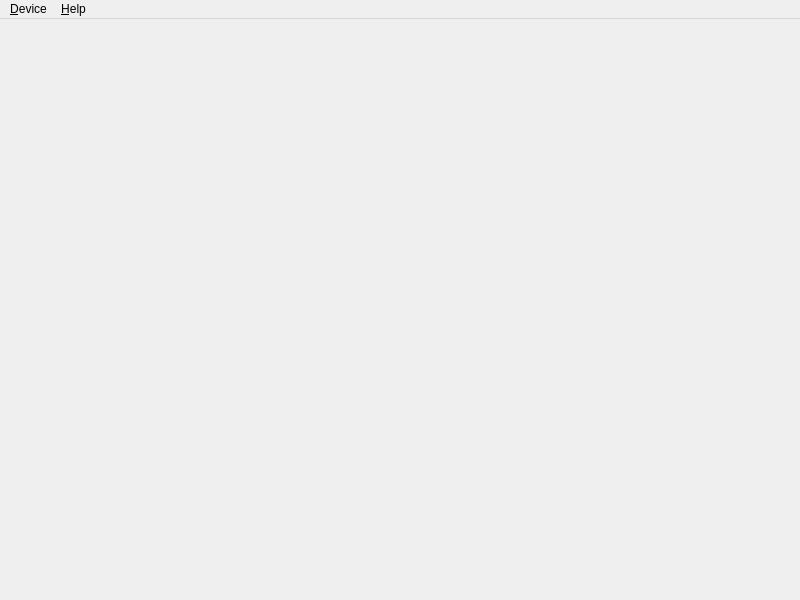
Qt form src/configuratorwindow.ui (bloguetronica/mcp2221-conf) before a commit.
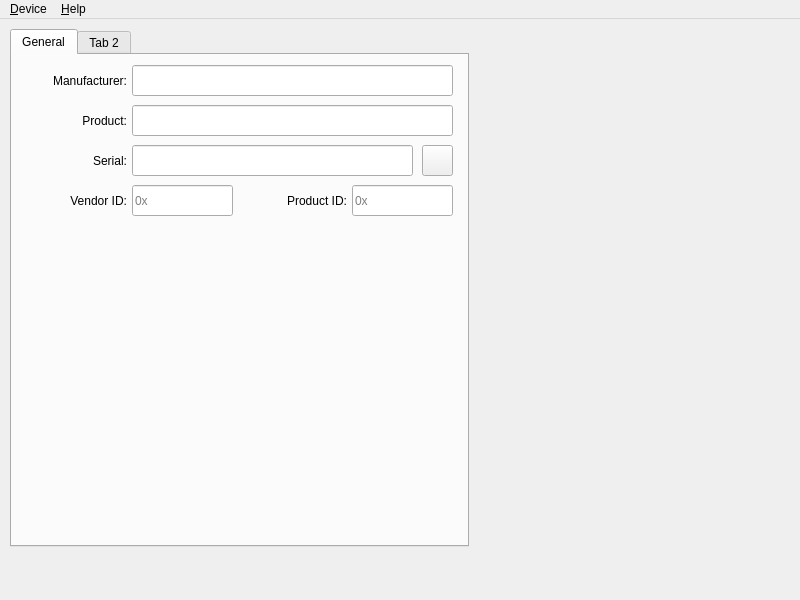
The same form after that commit. Icons and pictures are not drawn.

```diff
--- a/src/configuratorwindow.ui
+++ b/src/configuratorwindow.ui
@@ -27,7 +27,196 @@
   <property name="locale">
    <locale language="English" country="UnitedStates"/>
   </property>
-  <widget class="QWidget" name="centralWidget"/>
+  <widget class="QWidget" name="centralWidget">
+   <widget class="QTabWidget" name="tabWidget">
+    <property name="geometry">
+     <rect>
+      <x>10</x>
+      <y>10</y>
+      <width>459</width>
+      <height>518</height>
+     </rect>
+    </property>
+    <widget class="QWidget" name="tabGeneral">
+     <attribute name="title">
+      <string>General</string>
+     </attribute>
+     <widget class="QLabel" name="labelManufacturer">
+      <property name="geometry">
+       <rect>
+        <x>10</x>
+        <y>17</y>
+        <width>105</width>
+        <height>17</height>
+       </rect>
+      </property>
+      <property name="text">
+       <string>Manufacturer:</string>
+      </property>
+      <property name="alignment">
+       <set>Qt::AlignRight|Qt::AlignTrailing|Qt::AlignVCenter</set>
+      </property>
+     </widget>
+     <widget class="QLineEdit" name="lineEditManufacturer">
+      <property name="geometry">
+       <rect>
+        <x>120</x>
+        <y>10</y>
+        <width>321</width>
+        <height>31</height>
+       </rect>
+      </property>
+      <property name="maxLength">
+       <number>30</number>
+      </property>
+     </widget>
+     <widget class="QLabel" name="labelProduct">
+      <property name="geometry">
+       <rect>
+        <x>10</x>
+        <y>57</y>
+        <width>105</width>
+        <height>17</height>
+       </rect>
+      </property>
+      <property name="text">
+       <string>Product:</string>
+      </property>
+      <property name="alignment">
+       <set>Qt::AlignRight|Qt::AlignTrailing|Qt::AlignVCenter</set>
+      </property>
+     </widget>
+     <widget class="QLineEdit" name="lineEditProduct">
+      <property name="geometry">
+       <rect>
+        <x>120</x>
+        <y>50</y>
+        <width>321</width>
+        <height>31</height>
+       </rect>
+      </property>
+      <property name="maxLength">
+       <number>30</number>
+      </property>
+     </widget>
+     <widget class="QLabel" name="labelSerial">
+      <property name="geometry">
+       <rect>
+        <x>10</x>
+        <y>97</y>
+        <width>105</width>
+        <height>17</height>
+       </rect>
+      </property>
+      <property name="text">
+       <string>Serial:</string>
+      </property>
+      <property name="alignment">
+       <set>Qt::AlignRight|Qt::AlignTrailing|Qt::AlignVCenter</set>
+      </property>
+     </widget>
+     <widget class="QLineEdit" name="lineEditSerial">
+      <property name="geometry">
+       <rect>
+        <x>120</x>
+        <y>90</y>
+        <width>281</width>
+        <height>31</height>
+       </rect>
+      </property>
+      <property name="maxLength">
+       <number>30</number>
+      </property>
+     </widget>
+     <widget class="QPushButton" name="pushButtonGenerateSerial">
+      <property name="geometry">
+       <rect>
+        <x>410</x>
+        <y>90</y>
+        <width>31</width>
+        <height>31</height>
+       </rect>
+      </property>
+      <property name="text">
+       <string/>
+      </property>
+      <property name="icon">
+       <iconset resource="resources.qrc">
+        <normaloff>:/icons/buttons/icons/buttons/cycle.png</normaloff>:/icons/buttons/icons/buttons/cycle.png</iconset>
+      </property>
+     </widget>
+     <widget class="QLabel" name="labelPID">
+      <property name="geometry">
+       <rect>
+        <x>230</x>
+        <y>137</y>
+        <width>105</width>
+        <height>17</height>
+       </rect>
+      </property>
+      <property name="text">
+       <string>Product ID:</string>
+      </property>
+      <property name="alignment">
+       <set>Qt::AlignRight|Qt::AlignTrailing|Qt::AlignVCenter</set>
+      </property>
+     </widget>
+     <widget class="QLabel" name="labelVID">
+      <property name="geometry">
+       <rect>
+        <x>10</x>
+        <y>137</y>
+        <width>105</width>
+        <height>17</height>
+       </rect>
+      </property>
+      <property name="text">
+       <string>Vendor ID:</string>
+      </property>
+      <property name="alignment">
+       <set>Qt::AlignRight|Qt::AlignTrailing|Qt::AlignVCenter</set>
+      </property>
+     </widget>
+     <widget class="QLineEdit" name="lineEditVID">
+      <property name="geometry">
+       <rect>
+        <x>120</x>
+        <y>130</y>
+        <width>101</width>
+        <height>31</height>
+       </rect>
+      </property>
+      <property name="maxLength">
+       <number>4</number>
+      </property>
+      <property name="placeholderText">
+       <string>0x</string>
+      </property>
+     </widget>
+     <widget class="QLineEdit" name="lineEditPID">
+      <property name="geometry">
+       <rect>
+        <x>340</x>
+        <y>130</y>
+        <width>101</width>
+        <height>31</height>
+       </rect>
+      </property>
+      <property name="maxLength">
+       <number>4</number>
+      </property>
+      <property name="placeholderText">
+       <string>0x</string>
+      </property>
+     </widget>
+    </widget>
+    <widget class="QWidget" name="tab_2">
+     <attribute name="title">
+      <string>Tab 2</string>
+     </attribute>
+    </widget>
+   </widget>
+  </widget>
   <widget class="QMenuBar" name="menuBar">
    <property name="geometry">
     <rect>
```
